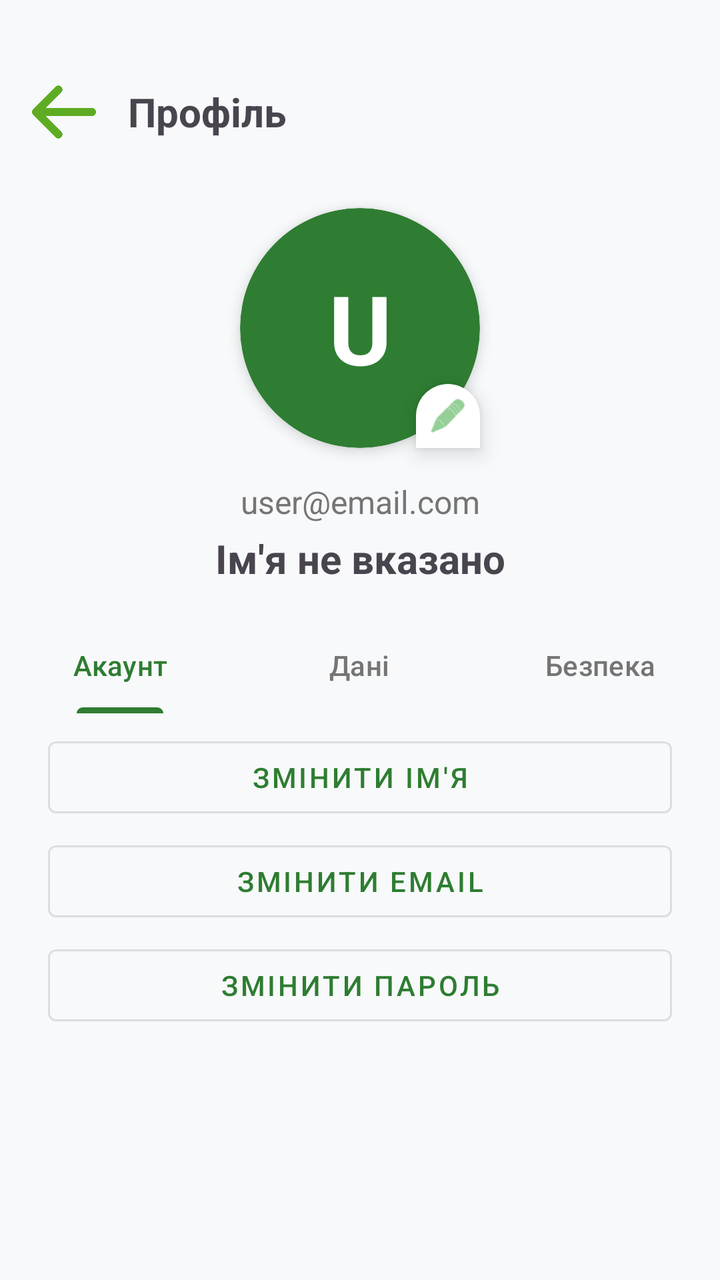
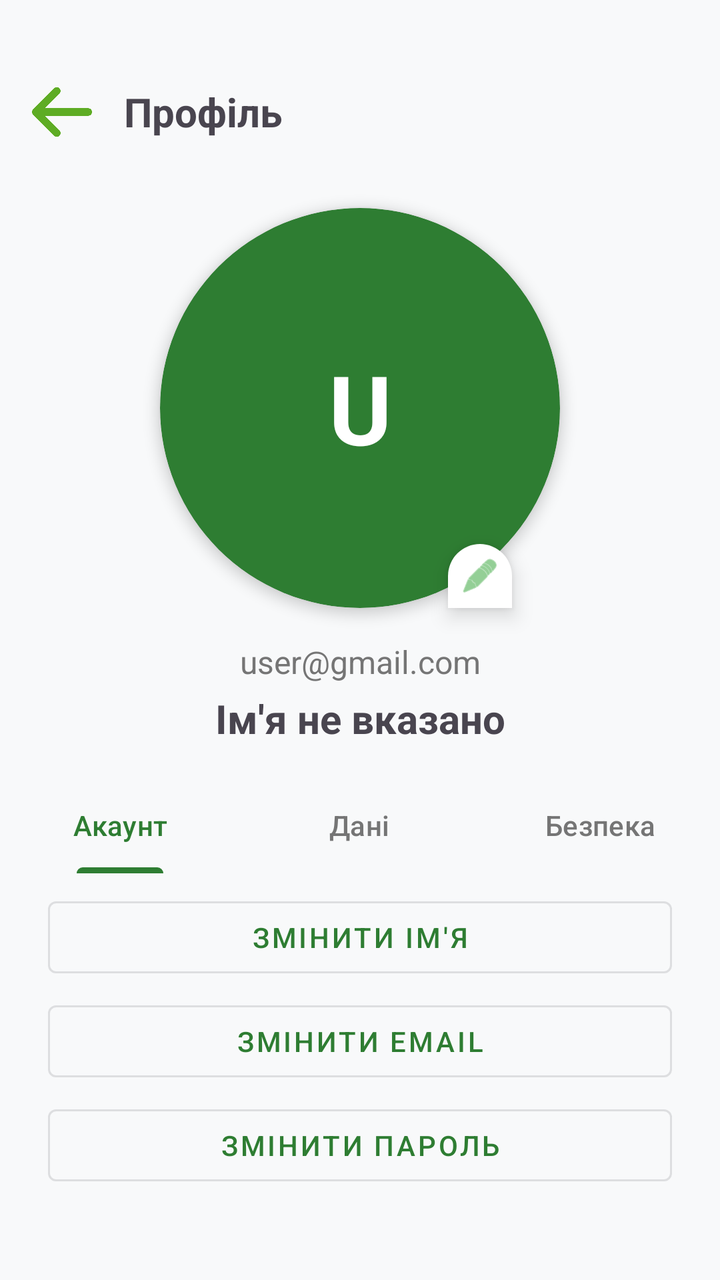

An Android layout rendered at two revisions. The XML below is the earlier revision; the diff shows what the commit changed to produce the second picture.
<!-- AndroidManifest.xml: application theme Theme.MyFinance -->
<!-- res/layout/activity_profile.xml -->
<?xml version="1.0" encoding="utf-8"?>
<androidx.constraintlayout.widget.ConstraintLayout xmlns:android="http://schemas.android.com/apk/res/android"
    xmlns:app="http://schemas.android.com/apk/res-auto"
    xmlns:tools="http://schemas.android.com/tools"
    android:layout_width="match_parent"
    android:layout_height="match_parent"
    android:background="#F8F9FA"
    tools:context=".ProfileActivity">

    <LinearLayout
        android:id="@+id/toolbar"
        android:layout_width="match_parent"
        android:layout_height="wrap_content"
        android:layout_marginTop="24dp"
        android:gravity="center_vertical"
        android:minHeight="?attr/actionBarSize"
        android:orientation="horizontal"
        android:paddingHorizontal="16dp"
        app:layout_constraintTop_toTopOf="parent">

        <ImageView
            android:id="@+id/btnBack"
            android:layout_width="32dp"
            android:layout_height="32dp"
            android:contentDescription="Назад"
            android:src="@drawable/ic_back_arrow" />

        <TextView
            android:layout_width="wrap_content"
            android:layout_height="wrap_content"
            android:layout_marginStart="16dp"
            android:text="Профіль"
            android:textSize="20sp"
            android:textStyle="bold" />
    </LinearLayout>

    <androidx.cardview.widget.CardView
        android:id="@+id/cvBigProfile"
        android:layout_width="120dp"
        android:layout_height="120dp"
        android:layout_marginTop="16dp"
        android:clickable="true"
        android:focusable="true"
        android:foreground="?android:attr/selectableItemBackground"
        app:cardBackgroundColor="@color/primary_green"
        app:cardCornerRadius="60dp"
        app:cardElevation="4dp"
        app:layout_constraintEnd_toEndOf="parent"
        app:layout_constraintStart_toStartOf="parent"
        app:layout_constraintTop_toBottomOf="@id/toolbar">

        <TextView
            android:id="@+id/tvBigProfileLetter"
            android:layout_width="match_parent"
            android:layout_height="match_parent"
            android:gravity="center"
            android:text="U"
            android:textColor="#FFFFFF"
            android:textSize="48sp"
            android:textStyle="bold" />

        <ImageView
            android:id="@+id/ivBigProfile"
            android:layout_width="match_parent"
            android:layout_height="match_parent"
            android:scaleType="centerCrop"
            android:visibility="gone" />
    </androidx.cardview.widget.CardView>

    <ImageView
        android:layout_width="32dp"
        android:layout_height="32dp"
        android:background="@drawable/rounded_bottom_sheet"
        android:elevation="6dp"
        android:padding="6dp"
        android:src="@android:drawable/ic_menu_edit"
        app:layout_constraintBottom_toBottomOf="@id/cvBigProfile"
        app:layout_constraintEnd_toEndOf="@id/cvBigProfile"
        app:tint="#4CAF50" />

    <TextView
        android:id="@+id/tvEmailDisplay"
        android:layout_width="wrap_content"
        android:layout_height="wrap_content"
        android:layout_marginTop="16dp"
        android:text="user@email.com"
        android:textColor="#757575"
        android:textSize="16sp"
        app:layout_constraintEnd_toEndOf="parent"
        app:layout_constraintStart_toStartOf="parent"
        app:layout_constraintTop_toBottomOf="@id/cvBigProfile" />

    <TextView
        android:id="@+id/tvNameDisplay"
        android:layout_width="wrap_content"
        android:layout_height="wrap_content"
        android:layout_marginTop="4dp"
        android:text="Ім'я не вказано"
        android:textSize="20sp"
        android:textStyle="bold"
        app:layout_constraintEnd_toEndOf="parent"
        app:layout_constraintStart_toStartOf="parent"
        app:layout_constraintTop_toBottomOf="@id/tvEmailDisplay" />

    <com.google.android.material.tabs.TabLayout
        android:id="@+id/tabLayout"
        android:layout_width="match_parent"
        android:layout_height="wrap_content"
        android:layout_marginTop="16dp"
        android:background="@android:color/transparent"
        app:layout_constraintTop_toBottomOf="@id/tvNameDisplay"
        app:tabIndicatorColor="@color/primary_green"
        app:tabSelectedTextColor="@color/primary_green"
        app:tabTextColor="#757575">

        <com.google.android.material.tabs.TabItem
            android:layout_width="wrap_content"
            android:layout_height="wrap_content"
            android:text="Акаунт" />

        <com.google.android.material.tabs.TabItem
            android:layout_width="wrap_content"
            android:layout_height="wrap_content"
            android:text="Дані" />

        <com.google.android.material.tabs.TabItem
            android:layout_width="wrap_content"
            android:layout_height="wrap_content"
            android:text="Безпека" />
    </com.google.android.material.tabs.TabLayout>

    <ScrollView
        android:layout_width="match_parent"
        android:layout_height="0dp"
        android:layout_marginTop="8dp"
        app:layout_constraintBottom_toBottomOf="parent"
        app:layout_constraintTop_toBottomOf="@id/tabLayout">

        <FrameLayout
            android:layout_width="match_parent"
            android:layout_height="wrap_content"
            android:paddingHorizontal="24dp"
            android:paddingBottom="24dp">

            
            <LinearLayout
                android:id="@+id/layoutAccount"
                android:layout_width="match_parent"
                android:layout_height="wrap_content"
                android:orientation="vertical">

                <Button
                    android:id="@+id/btnChangeName"
                    style="@style/Widget.MaterialComponents.Button.OutlinedButton"
                    android:layout_width="match_parent"
                    android:layout_height="wrap_content"
                    android:layout_marginBottom="4dp"
                    android:text="Змінити ім'я" />

                <Button
                    android:id="@+id/btnChangeEmail"
                    style="@style/Widget.MaterialComponents.Button.OutlinedButton"
                    android:layout_width="match_parent"
                    android:layout_height="wrap_content"
                    android:layout_marginBottom="4dp"
                    android:text="Змінити Email" />

                <Button
                    android:id="@+id/btnChangePassword"
                    style="@style/Widget.MaterialComponents.Button.OutlinedButton"
                    android:layout_width="match_parent"
                    android:layout_height="wrap_content"
                    android:text="Змінити Пароль" />
            </LinearLayout>

            
            <LinearLayout
                android:id="@+id/layoutData"
                android:layout_width="match_parent"
                android:layout_height="wrap_content"
                android:orientation="vertical"
                android:visibility="gone">

                <Button
                    android:id="@+id/btnExportData"
                    style="@style/Widget.MaterialComponents.Button.OutlinedButton"
                    android:layout_width="match_parent"
                    android:layout_height="wrap_content"
                    android:layout_marginBottom="4dp"
                    android:text="Експорт (CSV / JSON)"
                    android:textColor="#4CAF50"
                    app:icon="@android:drawable/ic_menu_save"
                    app:iconTint="#4CAF50"
                    app:strokeColor="#4CAF50" />

                <Button
                    android:id="@+id/btnImportData"
                    style="@style/Widget.MaterialComponents.Button.OutlinedButton"
                    android:layout_width="match_parent"
                    android:layout_height="wrap_content"
                    android:text="Імпорт (CSV / JSON)"
                    android:textColor="#FF9800"
                    app:icon="@android:drawable/ic_menu_upload"
                    app:iconTint="#FF9800"
                    app:strokeColor="#FF9800" />
            </LinearLayout>

            
            <LinearLayout
                android:id="@+id/layoutSystem"
                android:layout_width="match_parent"
                android:layout_height="wrap_content"
                android:orientation="vertical"
                android:visibility="gone">

                <Button
                    android:id="@+id/btnLogout"
                    android:layout_width="match_parent"
                    android:layout_height="wrap_content"
                    android:layout_marginBottom="4dp"
                    android:backgroundTint="#757575"
                    android:text="Вийти з акаунта" />

                <Button
                    android:id="@+id/btnDeleteAccount"
                    android:layout_width="match_parent"
                    android:layout_height="wrap_content"
                    android:backgroundTint="#F44336"
                    android:text="Видалити акаунт"
                    android:textColor="#FFFFFF" />
            </LinearLayout>

        </FrameLayout>
    </ScrollView>

    <ProgressBar
        android:id="@+id/progressBar"
        android:layout_width="wrap_content"
        android:layout_height="wrap_content"
        android:visibility="gone"
        app:layout_constraintBottom_toBottomOf="parent"
        app:layout_constraintEnd_toEndOf="parent"
        app:layout_constraintStart_toStartOf="parent"
        app:layout_constraintTop_toTopOf="parent" />

</androidx.constraintlayout.widget.ConstraintLayout>
<!-- resources referenced by this layout -->
<resources>
  <color name="primary_green">#2E7D32</color>
  <!-- drawable ic_back_arrow: png bitmap (drawable, 6990 bytes) -->
  <!-- drawable rounded_bottom_sheet (drawable) -->
  <?xml version="1.0" encoding="utf-8"?>
  <shape xmlns:android="http://schemas.android.com/apk/res/android"
      android:shape="rectangle">
      <solid android:color="#FFFFFF" />
      <corners
          android:topLeftRadius="24dp"
          android:topRightRadius="24dp" />
  </shape>
  <style name="Theme.MyFinance" parent="Base.Theme.MyFinance" />
  <style name="Base.Theme.MyFinance" parent="Theme.Material3.DayNight.NoActionBar">
          <item name="colorPrimary">@color/primary_green</item>
          <item name="colorSecondary">@color/primary_green_light</item>
      </style>
  <color name="primary_green_light">#4CAF50</color>
</resources>

<!-- the commit's change to res/layout/activity_profile.xml (unified diff, before → after) -->
@@ -20,8 +20,8 @@
 
         <ImageView
             android:id="@+id/btnBack"
-            android:layout_width="32dp"
-            android:layout_height="32dp"
+            android:layout_width="30dp"
+            android:layout_height="30dp"
             android:contentDescription="Назад"
             android:src="@drawable/ic_back_arrow" />
 
@@ -36,14 +36,14 @@
 
     <androidx.cardview.widget.CardView
         android:id="@+id/cvBigProfile"
-        android:layout_width="120dp"
-        android:layout_height="120dp"
+        android:layout_width="200dp"
+        android:layout_height="200dp"
         android:layout_marginTop="16dp"
         android:clickable="true"
         android:focusable="true"
         android:foreground="?android:attr/selectableItemBackground"
         app:cardBackgroundColor="@color/primary_green"
-        app:cardCornerRadius="60dp"
+        app:cardCornerRadius="200dp"
         app:cardElevation="4dp"
         app:layout_constraintEnd_toEndOf="parent"
         app:layout_constraintStart_toStartOf="parent"
@@ -76,14 +76,15 @@
         android:src="@android:drawable/ic_menu_edit"
         app:layout_constraintBottom_toBottomOf="@id/cvBigProfile"
         app:layout_constraintEnd_toEndOf="@id/cvBigProfile"
-        app:tint="#4CAF50" />
+        app:tint="#4CAF50"
+        android:layout_marginEnd="24dp" />
 
     <TextView
         android:id="@+id/tvEmailDisplay"
         android:layout_width="wrap_content"
         android:layout_height="wrap_content"
         android:layout_marginTop="16dp"
-        android:text="user@email.com"
+        android:text="user@gmail.com"
         android:textColor="#757575"
         android:textSize="16sp"
         app:layout_constraintEnd_toEndOf="parent"
@@ -142,7 +143,6 @@
             android:paddingHorizontal="24dp"
             android:paddingBottom="24dp">
 
-            
             <LinearLayout
                 android:id="@+id/layoutAccount"
                 android:layout_width="match_parent"
@@ -163,17 +163,16 @@
                     android:layout_width="match_parent"
                     android:layout_height="wrap_content"
                     android:layout_marginBottom="4dp"
-                    android:text="Змінити Email" />
+                    android:text="Змінити email" />
 
                 <Button
                     android:id="@+id/btnChangePassword"
                     style="@style/Widget.MaterialComponents.Button.OutlinedButton"
                     android:layout_width="match_parent"
                     android:layout_height="wrap_content"
-                    android:text="Змінити Пароль" />
+                    android:text="Змінити пароль" />
             </LinearLayout>
 
-            
             <LinearLayout
                 android:id="@+id/layoutData"
                 android:layout_width="match_parent"
@@ -187,7 +186,7 @@
                     android:layout_width="match_parent"
                     android:layout_height="wrap_content"
                     android:layout_marginBottom="4dp"
-                    android:text="Експорт (CSV / JSON)"
+                    android:text="Експорт"
                     android:textColor="#4CAF50"
                     app:icon="@android:drawable/ic_menu_save"
                     app:iconTint="#4CAF50"
@@ -198,14 +197,13 @@
                     style="@style/Widget.MaterialComponents.Button.OutlinedButton"
                     android:layout_width="match_parent"
                     android:layout_height="wrap_content"
-                    android:text="Імпорт (CSV / JSON)"
+                    android:text="Імпорт"
                     android:textColor="#FF9800"
                     app:icon="@android:drawable/ic_menu_upload"
                     app:iconTint="#FF9800"
                     app:strokeColor="#FF9800" />
             </LinearLayout>
 
-            
             <LinearLayout
                 android:id="@+id/layoutSystem"
                 android:layout_width="match_parent"
